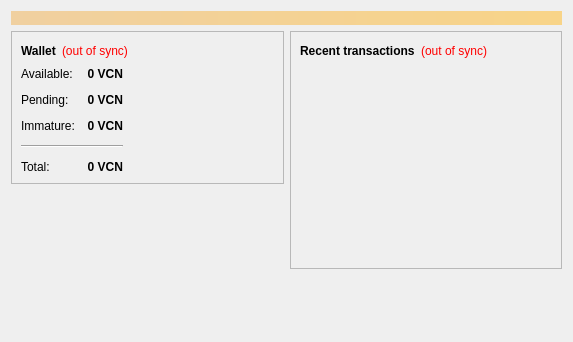
Before: the Qt Designer form src/qt/forms/overviewpage.ui in gjhiggins/vcoin09, drawn with Qt 5.
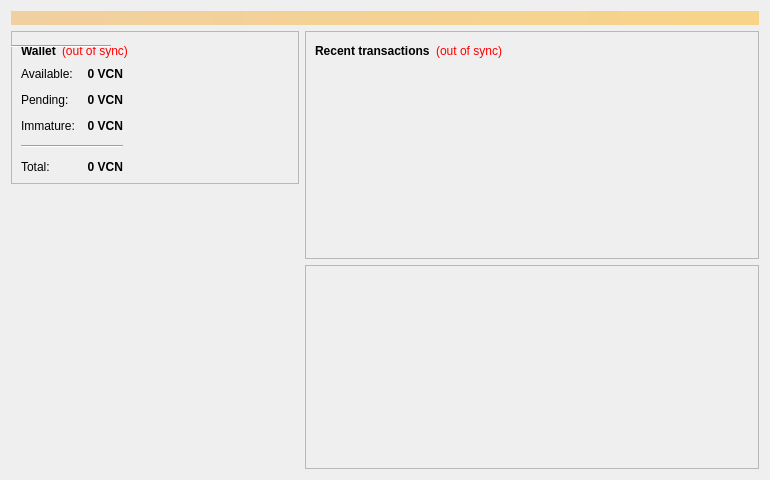
After: the same form once the commit is applied. Icons and pictures are not drawn. Custom widgets are drawn as their Qt base class.

Commit message: Finalize phase 0. Add diffplot feature.

```diff
--- a/src/qt/forms/overviewpage.ui
+++ b/src/qt/forms/overviewpage.ui
@@ -6,10 +6,16 @@
    <rect>
     <x>0</x>
     <y>0</y>
-    <width>573</width>
-    <height>342</height>
+    <width>770</width>
+    <height>480</height>
    </rect>
   </property>
+  <property name="minimumSize">
+   <size>
+    <width>770</width>
+    <height>480</height>
+   </size>
+  </property>
   <property name="windowTitle">
    <string>Form</string>
   </property>
@@ -195,6 +201,13 @@
               </property>
              </widget>
             </item>
+            <item row="3" column="0" colspan="2">
+             <widget class="Line" name="line">
+              <property name="orientation">
+               <enum>Qt::Horizontal</enum>
+              </property>
+             </widget>
+            </item>
             <item row="4" column="0">
              <widget class="QLabel" name="labelTotalText">
               <property name="text">
@@ -267,6 +280,16 @@
          </property>
         </spacer>
        </item>
+       <item>
+        <widget class="QLabel" name="label_2">
+         <property name="text">
+          <string/>
+         </property>
+         <property name="pixmap">
+          <pixmap resource="../bitcoin.qrc">:/icons/vcoin</pixmap>
+         </property>
+        </widget>
+       </item>
       </layout>
      </item>
      <item>
@@ -343,17 +366,42 @@
         </widget>
        </item>
        <item>
-        <spacer name="verticalSpacer_2">
-         <property name="orientation">
-          <enum>Qt::Vertical</enum>
+        <widget class="QFrame" name="diffplotframe">
+         <property name="frameShape">
+          <enum>QFrame::StyledPanel</enum>
          </property>
-         <property name="sizeHint" stdset="0">
-          <size>
-           <width>20</width>
-           <height>40</height>
-          </size>
+         <property name="frameShadow">
+          <enum>QFrame::Raised</enum>
          </property>
-        </spacer>
+         <layout class="QVBoxLayout" name="verticalLayout_31">
+          <property name="leftMargin">
+           <number>1</number>
+          </property>
+          <property name="topMargin">
+           <number>1</number>
+          </property>
+          <property name="rightMargin">
+           <number>1</number>
+          </property>
+          <property name="bottomMargin">
+           <number>1</number>
+          </property>
+          <item>
+           <layout class="QHBoxLayout" name="horizontalLayout_3">
+            <item>
+             <widget class="QCustomPlot" name="diffplot" native="true">
+              <property name="minimumSize">
+               <size>
+                <width>450</width>
+                <height>200</height>
+               </size>
+              </property>
+             </widget>
+            </item>
+           </layout>
+          </item>
+         </layout>
+        </widget>
        </item>
       </layout>
      </item>
@@ -361,6 +409,16 @@
    </item>
   </layout>
  </widget>
- <resources/>
+ <customwidgets>
+  <customwidget>
+   <class>QCustomPlot</class>
+   <extends>QWidget</extends>
+   <header>qt/qcustomplot.h</header>
+   <container>1</container>
+  </customwidget>
+ </customwidgets>
+ <resources>
+  <include location="../bitcoin.qrc"/>
+ </resources>
  <connections/>
 </ui>
```
The commit also changes 13 other files.
